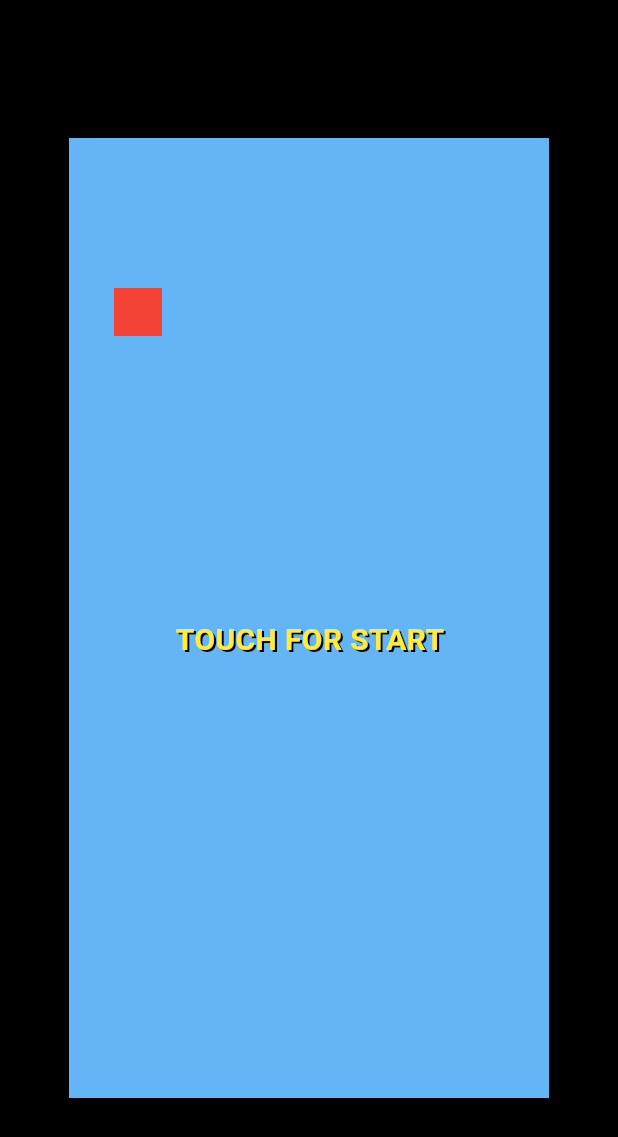
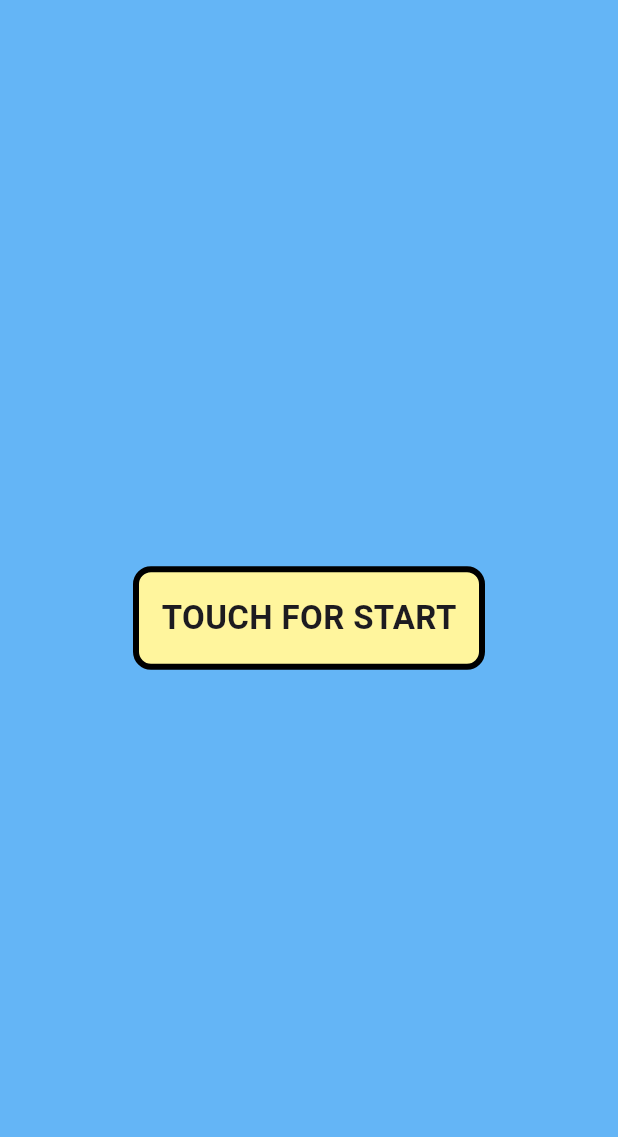
Before and after one commit to ayusuke7/FlutterBird, a Flutter app: the screen it shows after launch, on a phone screen of 412 x 824 dp. Shown: the top 1137 px of the screen. Run offline on Flutter 3.47's test engine with Material 3 defaults, Android fonts, the phone set to English and light mode, and no system bars.

Commit message:
validations for score

```diff
--- a/lib/game.dart
+++ b/lib/game.dart
@@ -14,30 +14,32 @@ class Game extends StatefulWidget {
 
 class _GameState extends State<Game> {
 
-  final size = const Size(320, 640);
   final fps = const Duration(milliseconds: 10);
 
-  final flappy = Bird(x: 30, y: 100);
+  final flappy = Bird(x: 100, y: 100);
   final pipes = <Pipe>[];
 
+  final pipeGap = 160.0;
   final velocity = 1.0;
   final gravity = 0.1;
+  final force = 3.5;
 
+  Size size = const Size(480, 720);
+  Timer? timer;
+
+  int score = 0;
   bool started = false;
-  Timer? timer;
 
   double randomRange(int min, int max) {
     return (min + Random().nextInt((max + 1) - min)).toDouble();
   }
 
   void spawPipes() {
-    var gap = 160;
-
-    for (var i=0; i<5; i++) {
+    for (var i=0; i<10; i++) {
       var x = size.width + (size.width * i);
 
       var hTop = randomRange(0, size.height ~/ 2);
-      var hBottom = size.height - hTop - gap;
+      var hBottom = size.height - hTop - pipeGap;
 
       pipes.addAll([
         Pipe(
@@ -76,33 +78,42 @@ class _GameState extends State<Game> {
           ) {
             reset();
             break;
-            //t.cancel();
-          }
           }
 
+          // if (
+          //   pipes.indexOf(pipe) % 2 == 0 &&
+          //   flappy.x < pipe.x + pipe.width
+          // ) {
+          //   print(t.tick);
+          //   score++;
+          // }
+        }
+
+        /* remove pipes */
+        pipes.removeWhere((p) => p.x + p.width < 0);
+
+
+        /* spaw news pipes */
         if (pipes.isEmpty) {
           spawPipes();
         }
 
-        /* remove pipes */
-        pipes.removeWhere((p) => p.x + p.width < 0);
       });
     });
   }
 
   void reset() {
-
     flappy.x = 30;
     flappy.y = 100;
     flappy.vy = 0;
-
+    score = 0;
     pipes.clear();
   }
 
   @override
   void initState() {
     super.initState();
-    spawPipes();
+    //spawPipes();
   }
 
   @override
@@ -113,18 +124,19 @@ class _GameState extends State<Game> {
 
   @override
   Widget build(BuildContext context) {
-    return Scaffold(
+    size = MediaQuery.of(context).size;
+    return SafeArea(
+      child: Scaffold(
         backgroundColor: Colors.black,
         body: GestureDetector(
           onTap: () {
             if (started) {
-            flappy.vy = -4.0;
+              flappy.vy = -force;
             } else {
               started = true;
               update();
             }
           },
-        child: Center(
           child: Container(
             width: size.width,
             height: size.height,
@@ -132,20 +144,7 @@ class _GameState extends State<Game> {
             child: Stack(
               children: [
 
-                if (!started) Positioned(
-                  left: size.width / 4.5,
-                  top: size.height / 2,
-                  child: const Text("TOUCH FOR START", style: TextStyle(
-                    fontSize: 20,
-                    color: Colors.yellow,
-                    fontWeight: FontWeight.bold,
-                    shadows: [
-                      Shadow(color: Colors.black, offset: Offset(1.5, 1.5))
-                    ]
-                  )),
-                ),
-
-                AnimatedPositioned(
+                if (started) AnimatedPositioned(
                   left: flappy.x,
                   top: flappy.y,
                   duration: fps,
@@ -168,6 +167,39 @@ class _GameState extends State<Game> {
                     )
                   ),
 
+                if (started) Align(
+                  alignment: Alignment.topCenter,
+                  child: Text("SCORE\n$score",
+                    textAlign: TextAlign.center,
+                    style: const TextStyle(
+                      fontSize: 22,
+                      color: Colors.white,
+                      fontWeight: FontWeight.bold,
+                      shadows: [
+                        Shadow(
+                          color: Colors.black,
+                          offset: Offset(1.5, 1.5)
+                        )
+                      ]
+                    )
+                  )
+                ),
+
+                if (!started) Align(
+                  alignment: Alignment.center,
+                  child: Container(
+                    padding: const EdgeInsets.all(15.0),
+                    decoration: BoxDecoration(
+                      color: Colors.yellow.shade200,
+                      borderRadius: BorderRadius.circular(12),
+                      border: Border.all(width: 4.0)
+                    ),
+                    child: const Text("TOUCH FOR START", style: TextStyle(
+                      fontSize: 22,
+                      fontWeight: FontWeight.bold,
+                    )),
+                  ),
+                ),
               ]
             ),
           ),
@@ -175,4 +207,5 @@ class _GameState extends State<Game> {
       ),
     );
   }
+
 }
--- a/lib/main.dart
+++ b/lib/main.dart
@@ -12,7 +12,7 @@ class MyApp extends StatelessWidget {
   @override
   Widget build(BuildContext context) {
     return MaterialApp(
-      title: 'Flutter Demo',
+      title: 'Flutter Bird',
       theme: ThemeData(
         useMaterial3: true,
       ),
```
Lines whose indentation alone changed are shown as unchanged.
